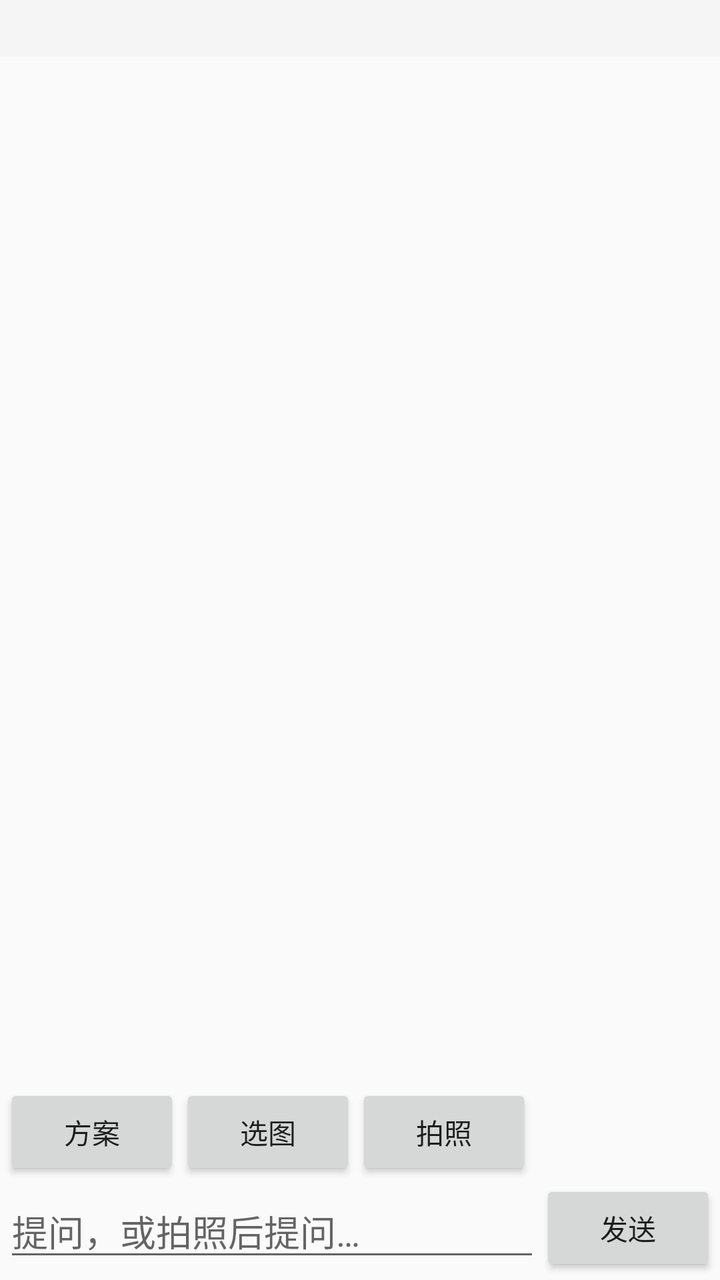
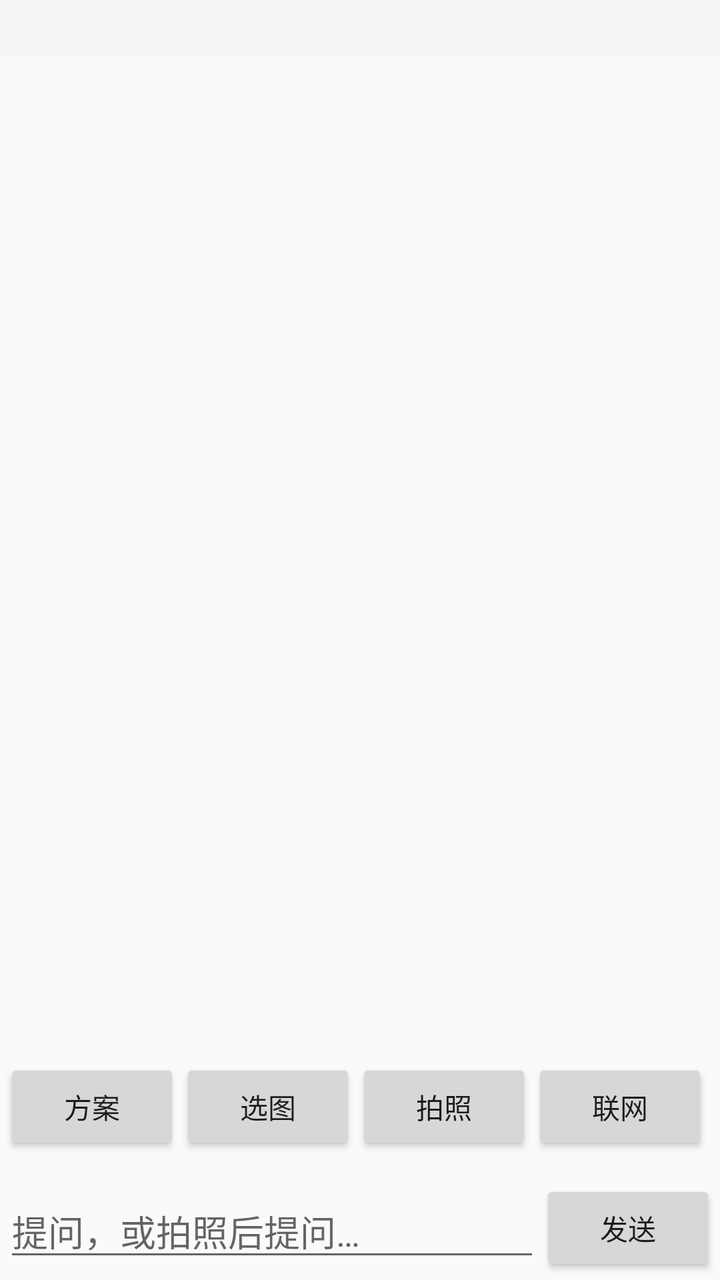

Two renders of the same Android screen: before a commit and after it. Below are the layout's source before the change and the commit's diff.
<!-- AndroidManifest.xml: application theme Theme.AmeMemory -->
<!-- res/layout/activity_guide.xml -->
<?xml version="1.0" encoding="utf-8"?>
<LinearLayout xmlns:android="http://schemas.android.com/apk/res/android"
    android:orientation="vertical" android:layout_width="match_parent"
    android:layout_height="match_parent">

    
    <TextView android:id="@+id/tvStatus" android:layout_width="match_parent"
        android:layout_height="wrap_content" android:padding="6dp"
        android:textSize="12sp" android:textColor="#555555"
        android:background="#F5F5F5" android:gravity="center" />

    <androidx.recyclerview.widget.RecyclerView android:id="@+id/rvMessages"
        android:layout_width="match_parent"
        android:layout_height="0dp"
        android:layout_weight="1" />

    
    <LinearLayout android:id="@+id/rowPending" android:orientation="horizontal"
        android:layout_width="match_parent" android:layout_height="wrap_content"
        android:visibility="gone" android:padding="4dp" android:gravity="center_vertical">
        <ImageView android:id="@+id/ivPending" android:layout_width="64dp"
            android:layout_height="64dp" android:scaleType="centerCrop" />
        <TextView android:id="@+id/tvPending" android:layout_width="wrap_content"
            android:layout_height="wrap_content" android:text="待发送图片"
            android:padding="8dp" />
        <Button android:id="@+id/btnClearImg" android:layout_width="wrap_content"
            android:layout_height="wrap_content" android:text="移除" />
    </LinearLayout>

    
    <LinearLayout android:orientation="vertical" android:layout_width="match_parent"
        android:layout_height="wrap_content" android:padding="2dp">
        <LinearLayout android:orientation="horizontal"
            android:layout_width="match_parent" android:layout_height="wrap_content">
            <Button android:id="@+id/btnPlan" android:layout_width="wrap_content"
                android:layout_height="wrap_content" android:text="@string/plan_button" />
            <Button android:id="@+id/btnPick" android:layout_width="wrap_content"
                android:layout_height="wrap_content" android:text="选图" />
            <Button android:id="@+id/btnCamera" android:layout_width="wrap_content"
                android:layout_height="wrap_content" android:text="拍照" />
        </LinearLayout>
        <LinearLayout android:orientation="horizontal"
            android:layout_width="match_parent" android:layout_height="wrap_content"
            android:gravity="center_vertical">
            <EditText android:id="@+id/etInput" android:layout_width="0dp"
                android:layout_height="wrap_content" android:layout_weight="1"
                android:hint="@string/input_hint_guide" android:inputType="textMultiLine"
                android:minLines="1" android:maxLines="4" />
            <Button android:id="@+id/btnSend" android:layout_width="wrap_content"
                android:layout_height="wrap_content" android:text="@string/send" />
        </LinearLayout>
    </LinearLayout>
</LinearLayout>
<!-- resources referenced by this layout -->
<resources>
  <string name="input_hint_guide">提问，或拍照后提问…</string>
  <string name="plan_button">方案</string>
  <string name="send">发送</string>
  <style name="Theme.AmeMemory" parent="Theme.AppCompat.DayNight.NoActionBar">
          <item name="colorPrimary">#3F51B5</item>
          <item name="colorAccent">#3F51B5</item>
      </style>
</resources>

<!-- the commit's change to res/layout/activity_guide.xml (unified diff, before → after) -->
@@ -13,6 +13,11 @@
         android:layout_width="match_parent"
         android:layout_height="0dp"
         android:layout_weight="1" />
+
+    
+    <androidx.recyclerview.widget.RecyclerView android:id="@+id/rvDiag"
+        android:layout_width="match_parent" android:layout_height="0dp"
+        android:layout_weight="1" android:visibility="gone" />
 
     
     <LinearLayout android:id="@+id/rowPending" android:orientation="horizontal"
@@ -38,6 +43,10 @@
                 android:layout_height="wrap_content" android:text="选图" />
             <Button android:id="@+id/btnCamera" android:layout_width="wrap_content"
                 android:layout_height="wrap_content" android:text="拍照" />
+            <Button android:id="@+id/btnWeb" android:layout_width="wrap_content"
+                android:layout_height="wrap_content" android:text="@string/web_button" />
+            <Button android:id="@+id/btnDiag" android:layout_width="wrap_content"
+                android:layout_height="wrap_content" android:text="@string/diag_button" />
         </LinearLayout>
         <LinearLayout android:orientation="horizontal"
             android:layout_width="match_parent" android:layout_height="wrap_content"
<!-- resource entries referenced after the edit -->
@@ -1,8 +1,10 @@
 <!-- resources referenced by this layout -->
 <resources>
+  <string name="diag_button">诊断</string>
   <string name="input_hint_guide">提问，或拍照后提问…</string>
   <string name="plan_button">方案</string>
   <string name="send">发送</string>
+  <string name="web_button">联网</string>
   <style name="Theme.AmeMemory" parent="Theme.AppCompat.DayNight.NoActionBar">
           <item name="colorPrimary">#3F51B5</item>
           <item name="colorAccent">#3F51B5</item>
